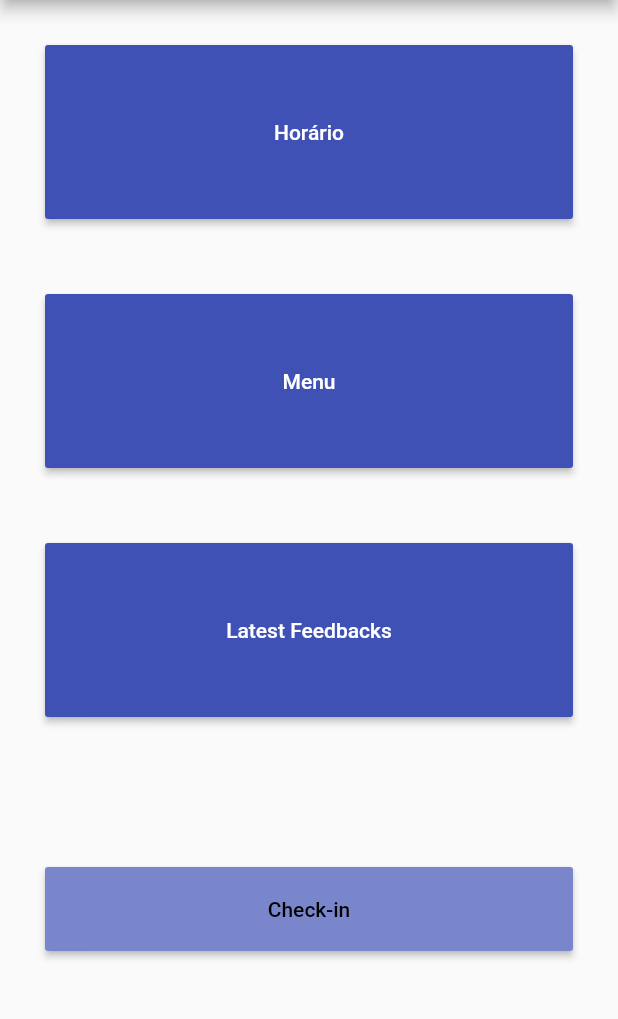
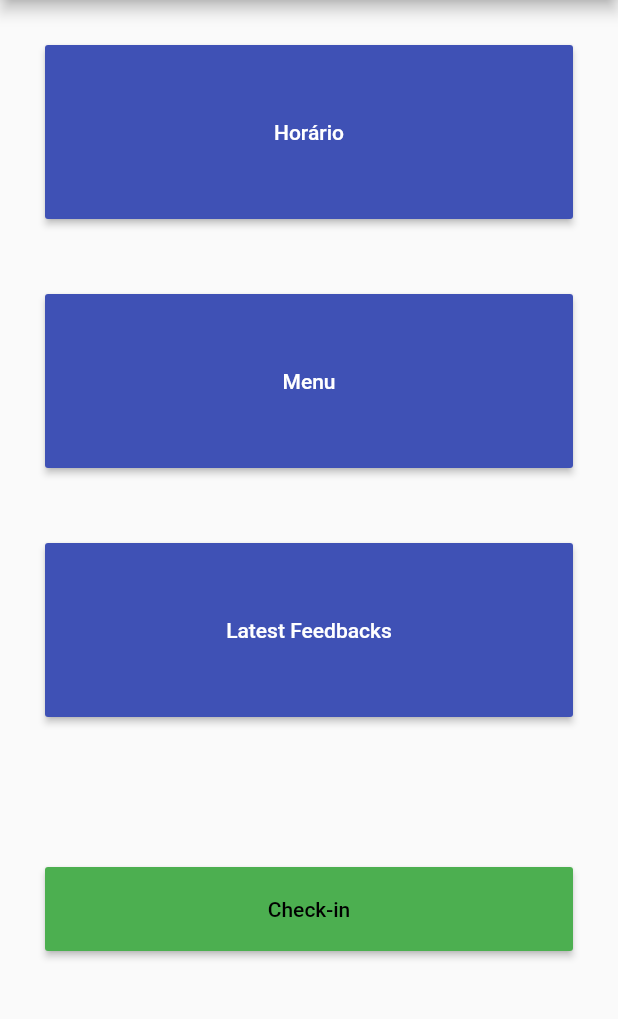
Before and after one commit to SpydrCS/ES_PROJECT, a Flutter app: the screen it shows after launch, after a tap on "Check-in", on a phone screen of 412 x 824 dp, the part 84-1103 px from its top. Run offline on Flutter 3.47's test engine with Material 2 defaults, Android fonts, the phone set to English and light mode, and no system bars; our stand-ins replace location; missing offline and left inert: dart:html, web_scraper, wnetworking.

Commit message:
Check-out implemented

```diff
--- a/Easy_Food/lib/main.dart
+++ b/Easy_Food/lib/main.dart
@@ -41,6 +41,7 @@ class _MyHomePageState extends State<MyHomePage> {
   var _isVisible = false;
   var _isVisibleError = false;
   var _errorString = "";
+  var _checkType = "Check-in";
   int freeSpots = 0;
   String Spots = "";
   Location location = Location();
@@ -49,6 +50,12 @@ class _MyHomePageState extends State<MyHomePage> {
   _addEater() {
     setState(() {
       freeSpots++;
+      Spots = freeSpots.toString();
+    });
+  }
+  _removeEater() {
+    setState(() {
+      freeSpots--;
       Spots = freeSpots.toString();
     });
   }
@@ -156,30 +163,36 @@ class _MyHomePageState extends State<MyHomePage> {
               ),
             ),
             RaisedButton(
-              child: Text("Check-in"),
+              child: Text(_checkType),
               textColor: Colors.black,
-              color: Colors.indigo.shade300,
+              color: _checkType=="Check-out" ? Colors.red : Colors.green,
               padding: const EdgeInsets.all(20),
               onPressed: () async {
-                if(!isCanteenOpen()){
+                if(_checkType == "Check-in") {
+                  if (!isCanteenOpen()) {
                     setState(() {
                       _isVisibleError = true;
                       _errorString = "The canteen is closed";
                     });
-                }else if(!await isGPSActivated()){
+                  } else if (!await isGPSActivated()) {
                     setState(() {
                       _isVisibleError = true;
                       _errorString = "Location services disabled";
                     });
-                }else if(!await isInsideTheCanteen()){
+                  } else if (!await isInsideTheCanteen()) {
                     setState(() {
                       _isVisibleError = true;
                       _errorString = "Please go to the canteen area to do the check-in";
                     });
-                }else{
+                  } else {
                     _isVisibleError = false;
+                    _checkType = "Check-out";
                     _addEater();
                     _startRecording();
+                  }
+                } else{
+                  _removeEater();
+                  _checkType = "Check-in";
               }
               },
             ),
```
Lines whose indentation alone changed are shown as unchanged.
